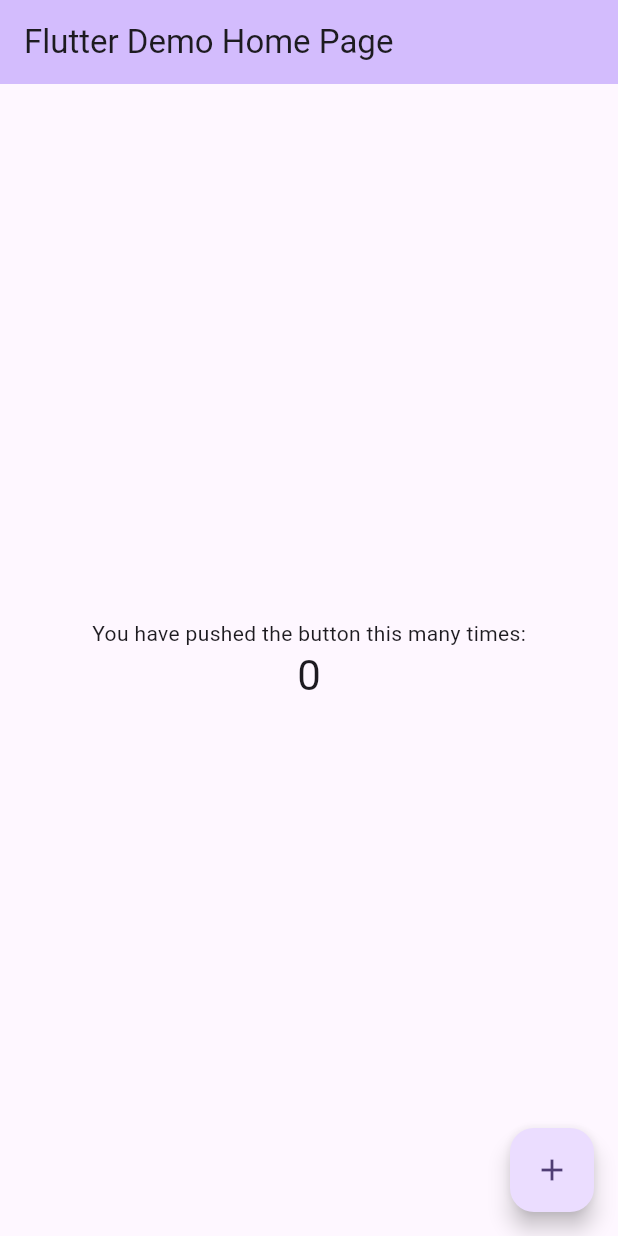
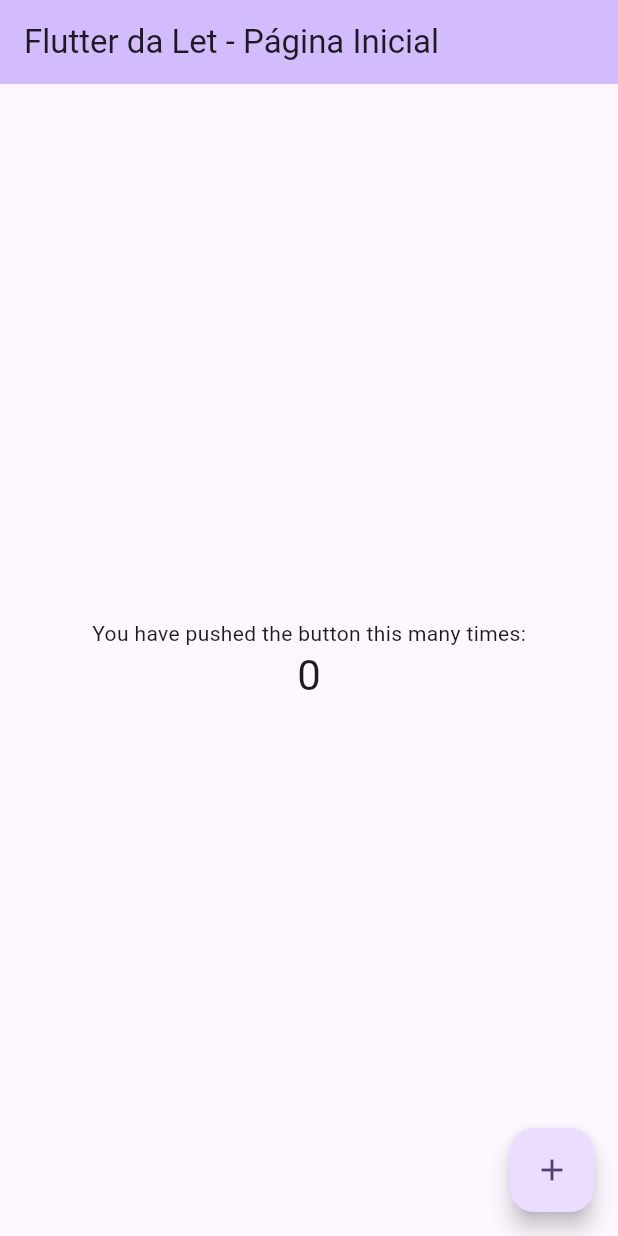
Before and after one commit to letpwk/my_app, a Flutter app: the screen it shows after launch, on a phone screen of 412 x 824 dp. Run offline on Flutter 3.47's test engine with Material 3 defaults, Android fonts, the phone set to English and light mode, and no system bars.

```diff
--- a/lib/main.dart
+++ b/lib/main.dart
@@ -11,7 +11,7 @@ class MyApp extends StatelessWidget {
   @override
   Widget build(BuildContext context) {
     return MaterialApp(
-      title: 'Flutter Demo',
+      title: 'Flutter da Let',
       theme: ThemeData(
         // This is the theme of your application.
         //
@@ -31,7 +31,7 @@ class MyApp extends StatelessWidget {
         colorScheme: ColorScheme.fromSeed(seedColor: Colors.deepPurple),
         useMaterial3: true,
       ),
-      home: const MyHomePage(title: 'Flutter Demo Home Page'),
+      home: const MyHomePage(title: 'Flutter da Let - Página Inicial'),
     );
   }
 }
```
